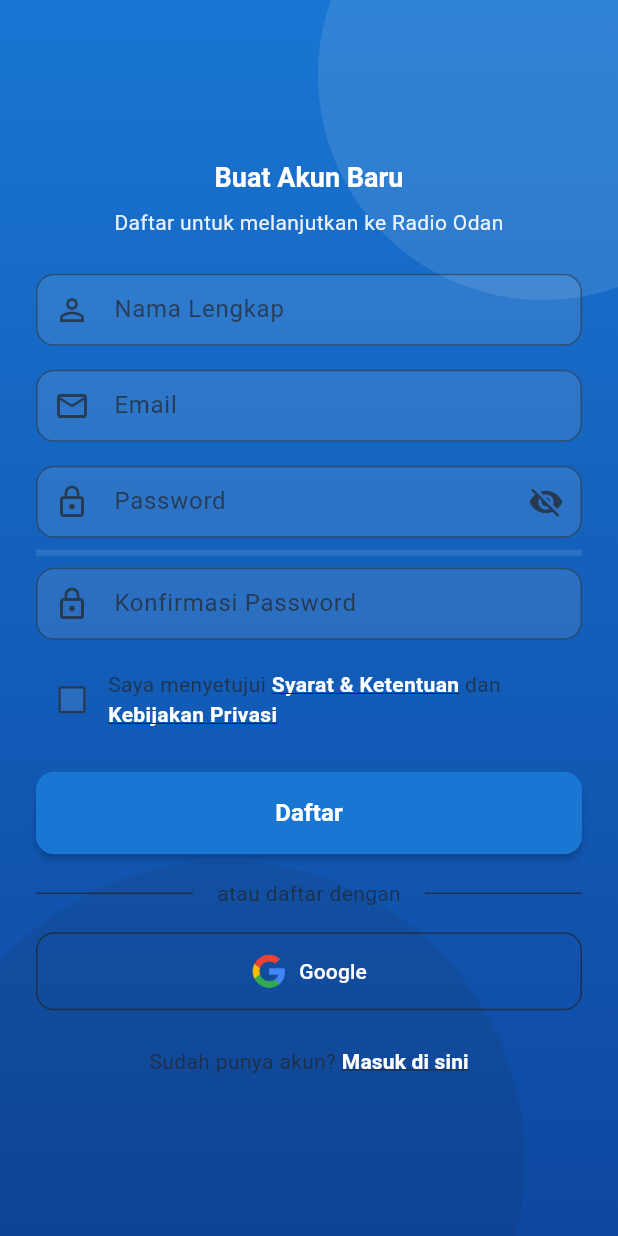
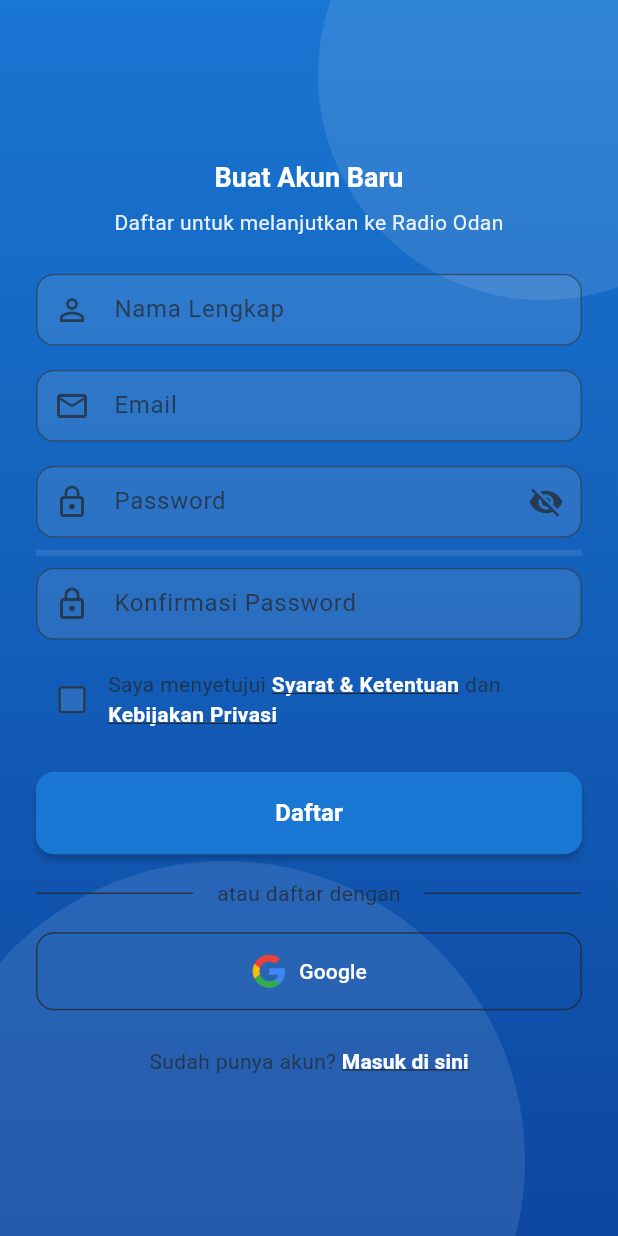
Before and after one commit to fahmiorim/radio_app, a Flutter app: the RegisterScreen screen opened by its route, on a phone screen of 412 x 824 dp. Run offline on Flutter 3.47's test engine with Material 3 defaults, Android fonts, the phone set to English and light mode, and no system bars; our stand-ins replace cached_network_image, cookie_jar, dio, dio_cookie_manager, firebase_auth, firebase_core and 11 more; missing offline and left inert: audio_session, pusher_channels_flutter; accounts and stored records are empty.

Commit message:
Use AppColors white opacity in register screen

```diff
--- a/lib/screens/auth/register_screen.dart
+++ b/lib/screens/auth/register_screen.dart
@@ -4,6 +4,7 @@ import 'package:google_sign_in/google_sign_in.dart';
 import 'package:firebase_auth/firebase_auth.dart' as firebase_auth;
 
 import 'package:radio_odan_app/config/app_routes.dart';
+import 'package:radio_odan_app/config/app_colors.dart';
 import 'package:radio_odan_app/providers/auth_provider.dart';
 
 class RegisterScreen extends StatefulWidget {
@@ -297,7 +298,7 @@ class _RegisterScreenState extends State<RegisterScreen> {
                       height: 300,
                       decoration: BoxDecoration(
                         shape: BoxShape.circle,
-                        color: theme.colorScheme.onPrimary.withOpacity(0.1),
+                        color: AppColors.white.withOpacity(0.1),
                       ),
                     ),
                   ),
@@ -309,7 +310,7 @@ class _RegisterScreenState extends State<RegisterScreen> {
                       height: 400,
                       decoration: BoxDecoration(
                         shape: BoxShape.circle,
-                        color: theme.colorScheme.onBackground.withOpacity(0.1),
+                        color: AppColors.white.withOpacity(0.1),
                       ),
                     ),
                   ),
@@ -341,7 +342,7 @@ class _RegisterScreenState extends State<RegisterScreen> {
                         'Daftar untuk melanjutkan ke Radio Odan',
                         textAlign: TextAlign.center,
                         style: theme.textTheme.bodyMedium?.copyWith(
-                          color: colorScheme.onPrimary.withOpacity(0.9),
+                          color: AppColors.white.withOpacity(0.9),
                         ),
                       ),
                       const SizedBox(height: 24),
```
